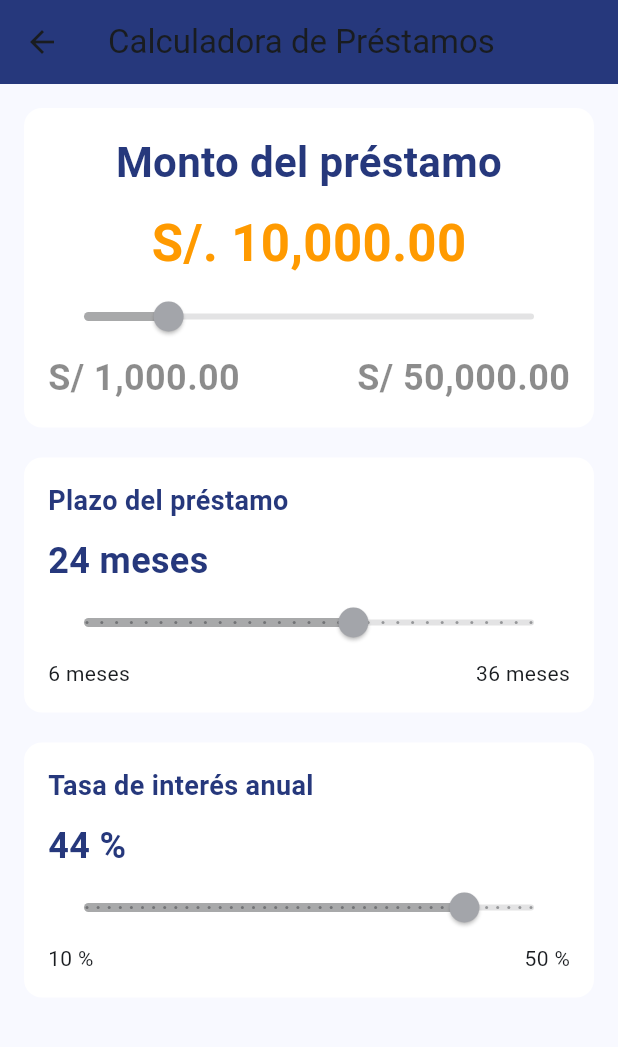
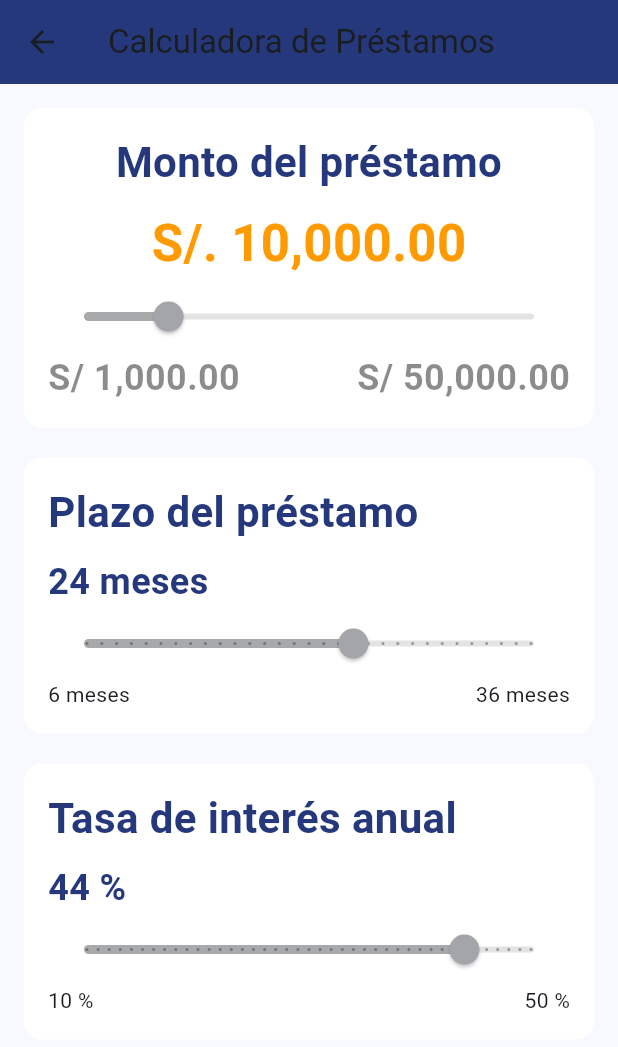
Before and after one commit to hectorfd/examen_flutter_hector, a Flutter app: the Calculadora screen opened directly, on a phone screen of 412 x 824 dp. Shown: the top 1047 px of the screen. Run offline on Flutter 3.47's test engine with Material 3 defaults, Android fonts, the light colour scheme and no system bars; network calls fail.

Commit message:
ultimo commit

```diff
--- a/lib/vistas/calculadora.dart
+++ b/lib/vistas/calculadora.dart
@@ -90,27 +90,27 @@ class Calculadora extends StatelessWidget {
 
   Widget _buildPlazoPrestamo(double scaleFactor) {
     return Container(
-      padding: const EdgeInsets.all(16.0),
+      padding: EdgeInsets.all(16.0 * scaleFactor),
       decoration: BoxDecoration(
         color: Colors.white,
-        borderRadius: BorderRadius.circular(12),
+        borderRadius: BorderRadius.circular(12 * scaleFactor),
       ),
       child: Column(
         crossAxisAlignment: CrossAxisAlignment.start,
         children: [
-          const Text(
+          Text(
             'Plazo del préstamo',
             style: TextStyle(
-              fontSize: 18,
+              fontSize: 28 * scaleFactor,
               fontWeight: FontWeight.bold,
               color: Color(0xFF26387C),
             ),
           ),
-          const SizedBox(height: 10),
-          const Text(
+          SizedBox(height: 10 * scaleFactor),
+          Text(
             '24 meses',
             style: TextStyle(
-              fontSize: 24,
+              fontSize: 24 * scaleFactor,
               fontWeight: FontWeight.bold,
               color: Color(0xFF26387C),
             ),
@@ -140,27 +140,27 @@ class Calculadora extends StatelessWidget {
 
    Widget _buildTasaInteres(double scaleFactor) {
     return Container(
-      padding: const EdgeInsets.all(16.0),
+      padding: EdgeInsets.all(16.0 * scaleFactor),
       decoration: BoxDecoration(
         color: Colors.white,
-        borderRadius: BorderRadius.circular(12),
+        borderRadius: BorderRadius.circular(12 * scaleFactor),
       ),
       child: Column(
         crossAxisAlignment: CrossAxisAlignment.start,
         children: [
-          const Text(
+          Text(
             'Tasa de interés anual',
             style: TextStyle(
-              fontSize: 18,
+              fontSize: 28 * scaleFactor,
               fontWeight: FontWeight.bold,
               color: Color(0xFF26387C),
             ),
           ),
-          const SizedBox(height: 10),
-          const Text(
+          SizedBox(height: 10 * scaleFactor),
+          Text(
             '44 %',
             style: TextStyle(
-              fontSize: 24,
+              fontSize: 24 * scaleFactor,
               fontWeight: FontWeight.bold,
               color: Color(0xFF26387C),
             ),
```
